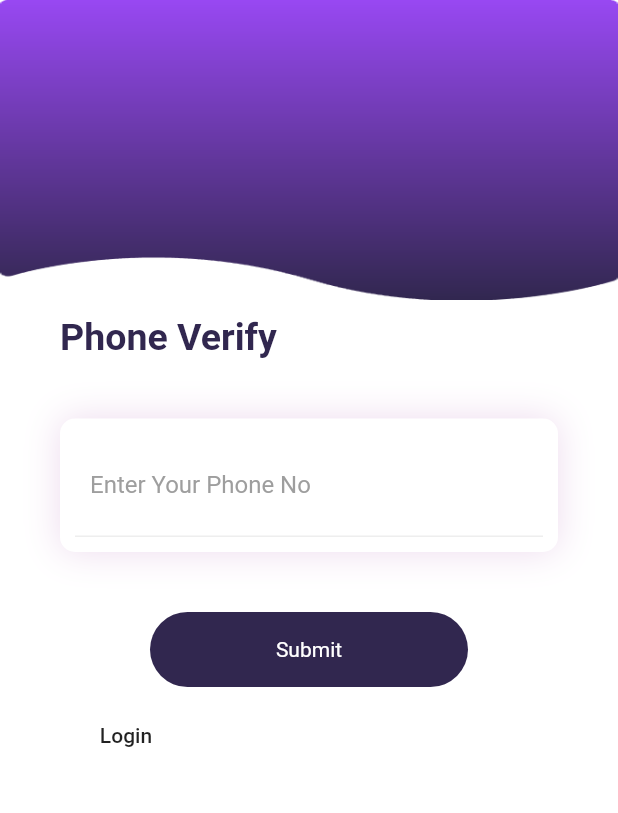
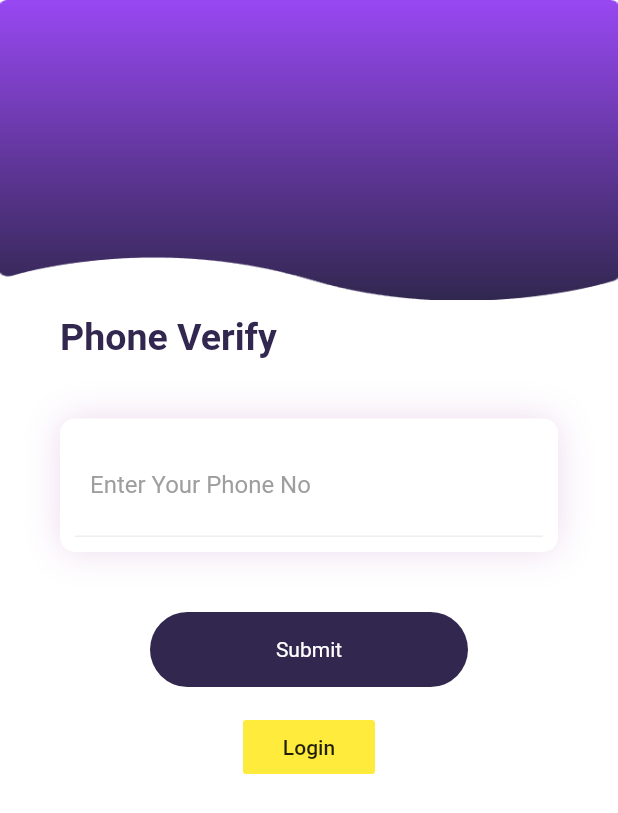
Before and after one commit to ashwinikumar01/Eazy-Pay, a Flutter app: the screen it shows after launch, on a phone screen of 412 x 824 dp. Shown: the top 813 px of the screen. Run offline on Flutter 3.47's test engine with Material 2 defaults, Android fonts, the phone set to English and light mode, and no system bars; our stand-ins replace flutter_secure_storage, flutter_spinkit, simple_animations; missing offline and left inert: nearby_connections, pin_entry_text_field.

Commit message:
few ui things

```diff
--- a/eazy_pay/lib/screens/phone_verify/phone-verify_screen.dart
+++ b/eazy_pay/lib/screens/phone_verify/phone-verify_screen.dart
@@ -217,7 +217,11 @@ class _PhoneVerifyScreenState extends State<PhoneVerifyScreen> {
                             height: 0,
                             width: 0,
                           ),
-                    FlatButton(
+                    Padding(
+                      padding: const EdgeInsets.all(8.0),
+                      child: Center(
+                        child: FlatButton(
+                          color: Colors.yellow,
                           onPressed: () {
                             Navigator.push(
                               context,
@@ -227,6 +231,8 @@ class _PhoneVerifyScreenState extends State<PhoneVerifyScreen> {
                             );
                           },
                           child: Text("Login"),
+                        ),
+                      ),
                     ),
                   ],
                 ),
```
Lines whose indentation alone changed are shown as unchanged.
